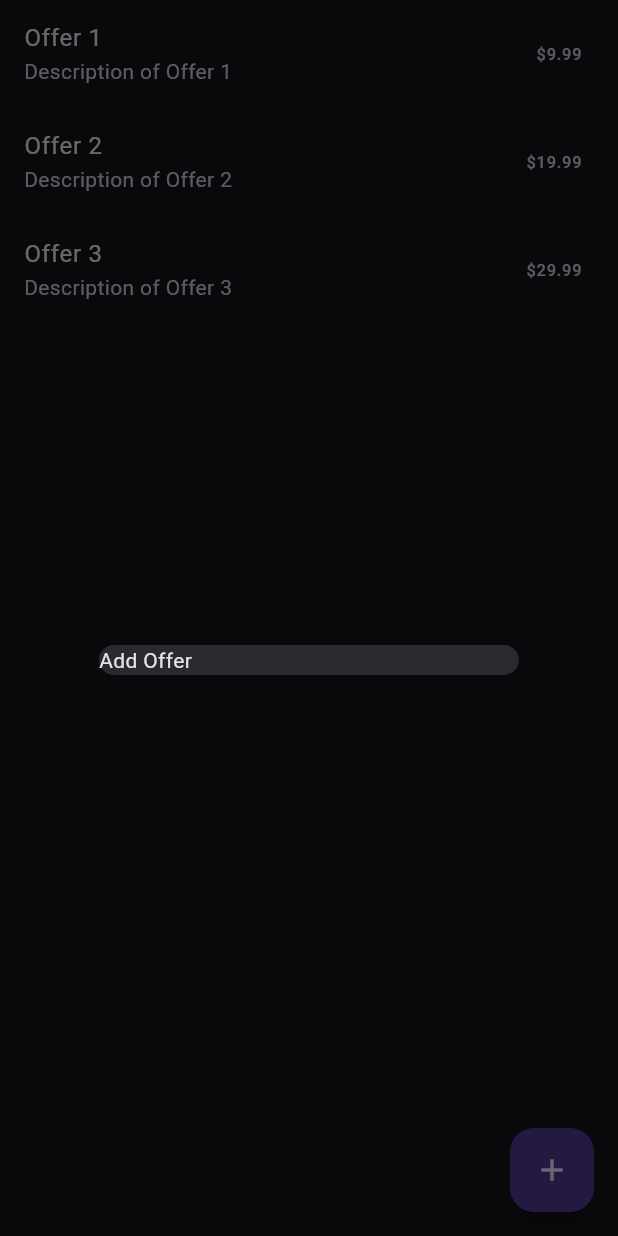
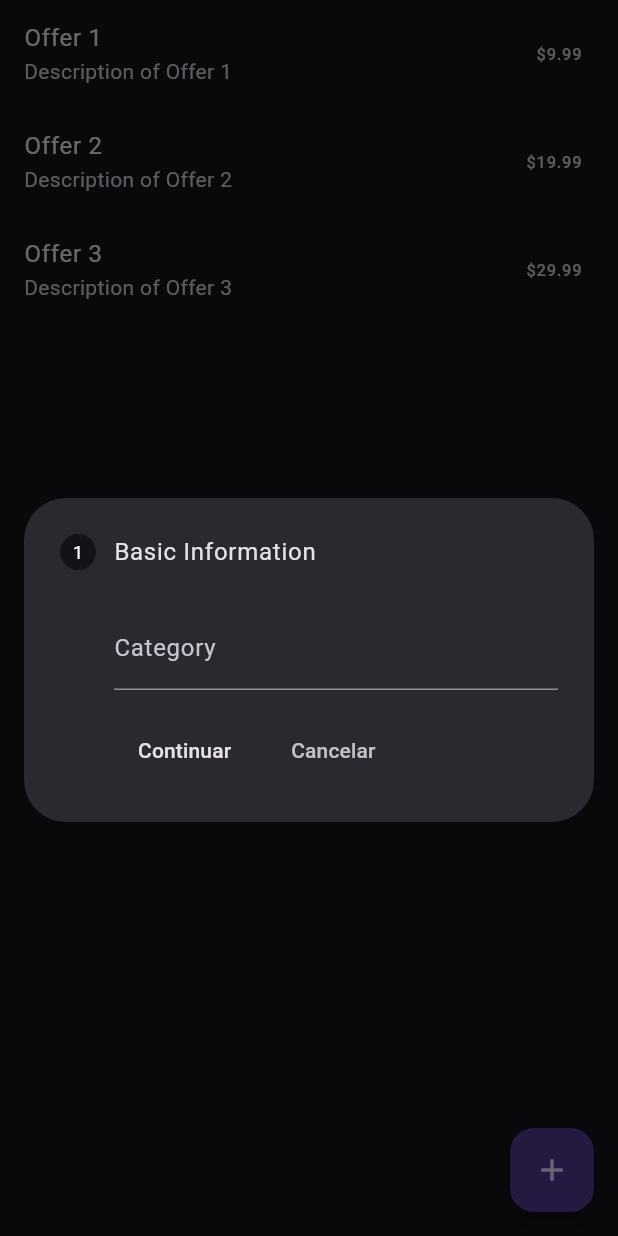
Before and after one commit to JoaoPauloUbaF/marba_project, a Flutter app: the MyBusinessOffersScreen screen opened directly, after a tap on the "add" icon, on a phone screen of 412 x 824 dp. Run offline on Flutter 3.47's test engine with Material 3 defaults, Android fonts, the light colour scheme and no system bars; our stand-ins replace cloud_firestore, firebase_auth, firebase_core, firebase_storage, flutter_masked_text2, flutter_riverpod and 6 more; missing offline and left inert: firebase_ui_auth, firebase_ui_localizations; accounts and stored records are empty; generated files the repository leaves out were written again.

Commit message:
feat: created offer creation stepper

```diff
--- a/lib/src/features/my_business/presentation/screens/business_offers_screen.dart
+++ b/lib/src/features/my_business/presentation/screens/business_offers_screen.dart
@@ -1,4 +1,5 @@
 import 'package:flutter/material.dart';
+import 'package:project_marba/src/features/offers_management/presentation/widgets/create_offer_stepper_widget.dart';
 
 class MyBusinessOffersScreen extends StatelessWidget {
   const MyBusinessOffersScreen({super.key});
@@ -28,7 +29,7 @@ class MyBusinessOffersScreen extends StatelessWidget {
                     left: 16,
                     right: 16,
                   ),
-                  child: Text('Add Offer'),
+                  child: const CreateOfferStepperWidget(),
                 );
               },
             );
--- a/lib/src/features/offers_management/data/offers_data_repository.dart
+++ b/lib/src/features/offers_management/data/offers_data_repository.dart
@@ -1,5 +1,5 @@
 import 'package:cloud_firestore/cloud_firestore.dart';
-import 'package:project_marba/src/shared/models/offer/offerModel.dart';
+import 'package:project_marba/src/shared/models/offer/offer_model.dart';
 
 abstract class OffersDataRepository {
   Future<List<OfferModel>> getOffers();
--- a/lib/src/features/offers_management/data/offers_firebase_data_repository.dart
+++ b/lib/src/features/offers_management/data/offers_firebase_data_repository.dart
@@ -1,6 +1,6 @@
 import 'package:cloud_firestore/cloud_firestore.dart';
 
-import '../../../shared/models/offer/offerModel.dart';
+import '../../../shared/models/offer/offer_model.dart';
 import 'offers_data_repository.dart';
 
 class OffersFirebaseDataRepository implements OffersDataRepository {
--- /dev/null
+++ b/lib/src/features/offers_management/presentation/widgets/create_offer_stepper_widget.dart
@@ -0,0 +1,104 @@
+import 'package:flutter_riverpod/flutter_riverpod.dart';
+import 'package:flutter/material.dart';
+
+import '../../../../shared/models/offer/offer_model.dart';
+
+class CreateOfferStepperWidget extends ConsumerStatefulWidget {
+  const CreateOfferStepperWidget({Key? key}) : super(key: key);
+
+  @override
+  CreateOfferStepperWidgetState createState() =>
+      CreateOfferStepperWidgetState();
+}
+
+class CreateOfferStepperWidgetState
+    extends ConsumerState<CreateOfferStepperWidget> {
+  late TextEditingController _categoryController;
+  // You may need more controllers for other fields
+
+  int _currentStep = 0;
+
+  @override
+  void initState() {
+    super.initState();
+    _categoryController = TextEditingController();
+    // Initialize other controllers if needed
+  }
+
+  @override
+  void dispose() {
+    _categoryController.dispose();
+    // Dispose other controllers if needed
+    super.dispose();
+  }
+
+  void _submitForm() {
+    // Process the form data to create an OfferModel instance
+    final offer = OfferModel(
+      id: 'generated_id', // Generate or provide ID
+      businessId: 'your_business_id', // Provide business ID
+      category: _categoryController.text,
+      createdAt: DateTime.now(),
+      updatedAt: DateTime.now(),
+      // Assign other properties as needed
+    );
+
+    // Handle the created offer, e.g., save to database or send to server
+    print('Created offer: $offer');
+
+    // Clear the form or navigate away
+    Navigator.of(context).pop();
+  }
+
+  List<Step> get steps {
+    return [
+      Step(
+        title: const Text('Basic Information'),
+        content: Column(
+          children: [
+            TextFormField(
+              controller: _categoryController,
+              decoration: const InputDecoration(labelText: 'Category'),
+              validator: (value) {
+                if (value == null || value.isEmpty) {
+                  return 'Category is required';
+                }
+                return null;
+              },
+            ),
+            // Add more fields here as needed
+          ],
+        ),
+      ),
+      // Add more steps as needed
+    ];
+  }
+
+  @override
+  Widget build(BuildContext context) {
+    return Form(
+      child: Stepper(
+        type: StepperType.vertical,
+        currentStep: _currentStep,
+        onStepCancel: () {
+          if (_currentStep > 0) {
+            setState(() {
+              _currentStep -= 1;
+            });
+          }
+        },
+        onStepContinue: () {
+          if (_currentStep < steps.length - 1) {
+            setState(() {
+              _currentStep += 1;
+            });
+          } else {
+            // Reached the last step, submit the form
+            _submitForm();
+          }
+        },
+        steps: steps,
+      ),
+    );
+  }
+}
```
Also changed, not shown: lib/src/shared/models/offer/offer_model.dart (renamed from lib/src/shared/models/offer/offerModel.dart, +5 -4 lines), lib/src/shared/models/offer/offer_model.freezed.dart, lib/src/shared/models/offer/offer_model.g.dart.
